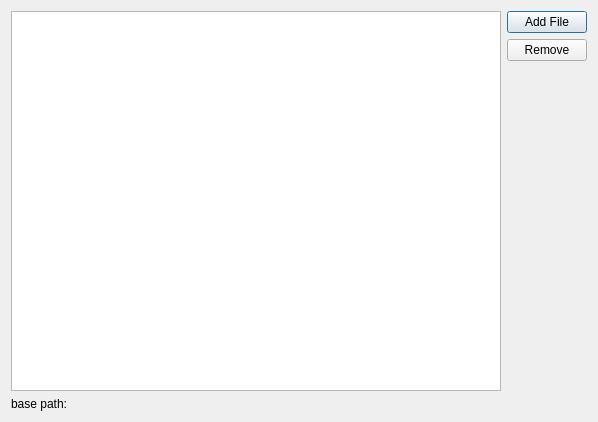
Old version of the form Qitom/ui/widgetPropPythonStartup.ui in the repository itom-project/itom.
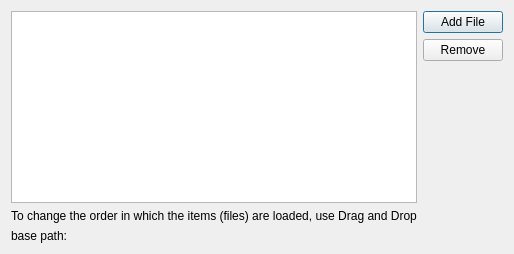
New version of the form.

Commit message: New features connecting the aiManager and the helpTreeDockWidget, change order of scripts in options by drag and drop

```diff
--- a/Qitom/ui/widgetPropPythonStartup.ui
+++ b/Qitom/ui/widgetPropPythonStartup.ui
@@ -6,22 +6,48 @@
    <rect>
     <x>0</x>
     <y>0</y>
-    <width>598</width>
-    <height>422</height>
+    <width>471</width>
+    <height>254</height>
    </rect>
   </property>
   <property name="windowTitle">
    <string>Form</string>
   </property>
-  <layout class="QVBoxLayout" name="verticalLayout_2">
+  <layout class="QVBoxLayout" name="verticalLayout_3">
    <item>
     <layout class="QHBoxLayout" name="horizontalLayout">
      <item>
-      <widget class="QListWidget" name="listWidget">
-       <property name="selectionMode">
-        <enum>QAbstractItemView::ExtendedSelection</enum>
-       </property>
-      </widget>
+      <layout class="QVBoxLayout" name="verticalLayout_2">
+       <item>
+        <widget class="QListWidget" name="listWidget">
+         <property name="cursor" stdset="0">
+          <cursorShape>ArrowCursor</cursorShape>
+         </property>
+         <property name="dragEnabled">
+          <bool>true</bool>
+         </property>
+         <property name="dragDropMode">
+          <enum>QAbstractItemView::InternalMove</enum>
+         </property>
+         <property name="defaultDropAction">
+          <enum>Qt::MoveAction</enum>
+         </property>
+         <property name="selectionMode">
+          <enum>QAbstractItemView::SingleSelection</enum>
+         </property>
+         <property name="batchSize">
+          <number>100</number>
+         </property>
+        </widget>
+       </item>
+       <item>
+        <widget class="QLabel" name="label">
+         <property name="text">
+          <string>To change the order in which the items (files) are loaded, use Drag and Drop</string>
+         </property>
+        </widget>
+       </item>
+      </layout>
      </item>
      <item>
       <layout class="QVBoxLayout" name="verticalLayout">
```
The commit also changes 9 other files.
